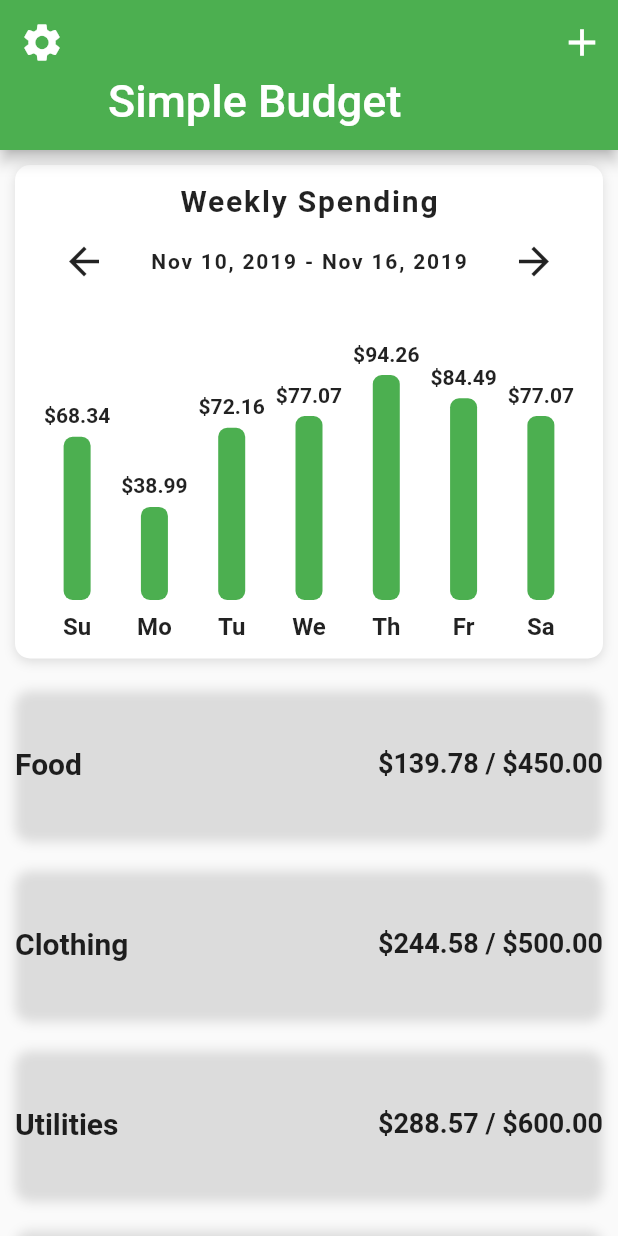
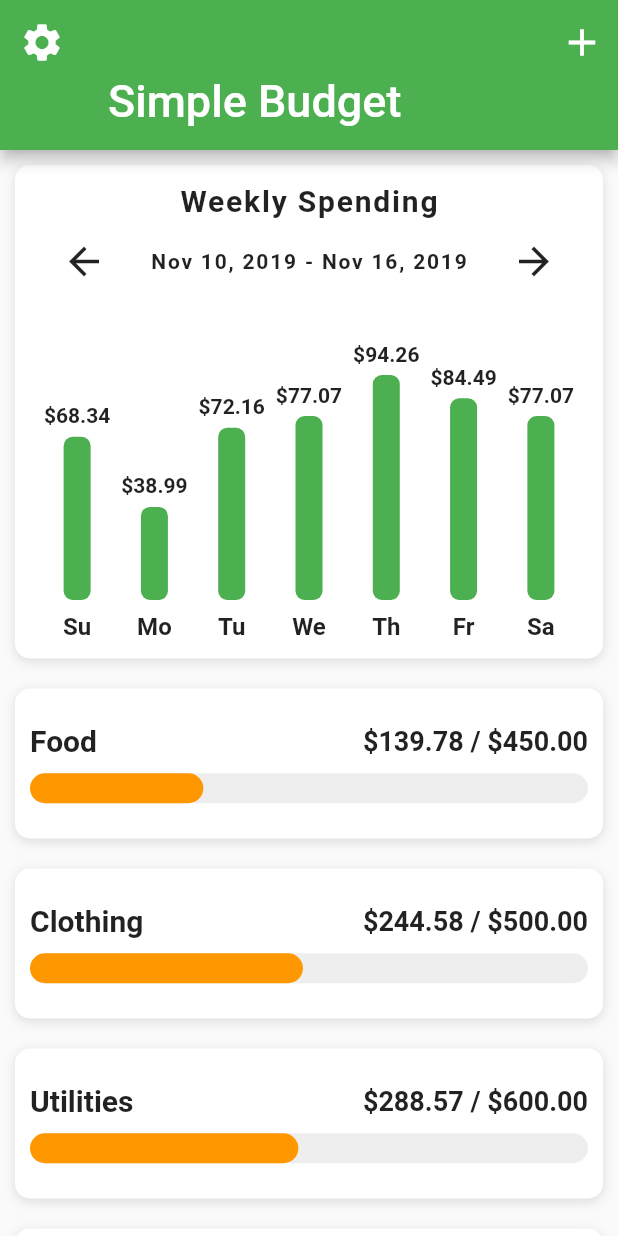
Before and after one commit to Wilian-N-Silva/marcus-ng-flutter-ui-masterclass, a Flutter app: the screen it shows after launch, on a phone screen of 412 x 824 dp. Run offline on Flutter 3.47's test engine with Material 2 defaults, Android fonts, the phone set to English and light mode, and no system bars.

Commit message:
App UI 2 - Layout Builder - Remaining Money Bars

```diff
--- /dev/null
+++ b/2_budget_app/lib/helpers/color_helper.dart
@@ -0,0 +1,10 @@
+import 'package:flutter/material.dart';
+
+Color getColor(BuildContext context, double percent) {
+  if (percent >= 0.50) {
+    return Theme.of(context).primaryColor;
+  } else if (percent >= 0.25) {
+    return Colors.orange;
+  }
+  return Colors.red;
+}
--- a/2_budget_app/lib/screens/home_screen.dart
+++ b/2_budget_app/lib/screens/home_screen.dart
@@ -1,4 +1,5 @@
 import 'package:flutter/material.dart';
+import 'package:flutter_budget_ui/helpers/color_helper.dart';
 import 'package:flutter_budget_ui/models/category_model.dart';
 import 'package:flutter_budget_ui/models/expense_model.dart';
 import 'package:flutter_budget_ui/widgets/bar_chart.dart';
@@ -13,13 +14,12 @@ class HomeScreen extends StatefulWidget {
 class _HomeScreenState extends State<HomeScreen> {
   _buildCategory(Category category, double totalAmoutSpent) {
     return Container(
-      margin: EdgeInsets.symmetric(
-        horizontal: 10.0,
-        vertical: 10.0,
-      ),
+      margin: EdgeInsets.all(10.0),
+      padding: EdgeInsets.all(10.0),
       height: 100.0,
       width: double.infinity,
       decoration: BoxDecoration(
+        color: Colors.white,
         borderRadius: BorderRadius.circular(10.0),
         boxShadow: [
           BoxShadow(
@@ -50,6 +50,38 @@ class _HomeScreenState extends State<HomeScreen> {
                 ),
               ),
             ],
+          ),
+          SizedBox(height: 10.0),
+          LayoutBuilder(
+            builder: (BuildContext context, BoxConstraints constraints) {
+              final double maxBarWidth = constraints.maxWidth;
+              final double percent = (category.maxAmount - totalAmoutSpent) / category.maxAmount;
+              double barWidth = percent * maxBarWidth;
+
+              if (barWidth < 0) {
+                barWidth = 0;
+              }
+
+              return Stack(
+                children: <Widget>[
+                  Container(
+                    height: 20.0,
+                    decoration: BoxDecoration(
+                      color: Colors.grey[200],
+                      borderRadius: BorderRadius.circular(15.0),
+                    ),
+                  ),
+                  Container(
+                    height: 20.0,
+                    width: barWidth,
+                    decoration: BoxDecoration(
+                      color: getColor(context, percent),
+                      borderRadius: BorderRadius.circular(15.0),
+                    ),
+                  ),
+                ],
+              );
+            },
           ),
         ],
       ),
```
